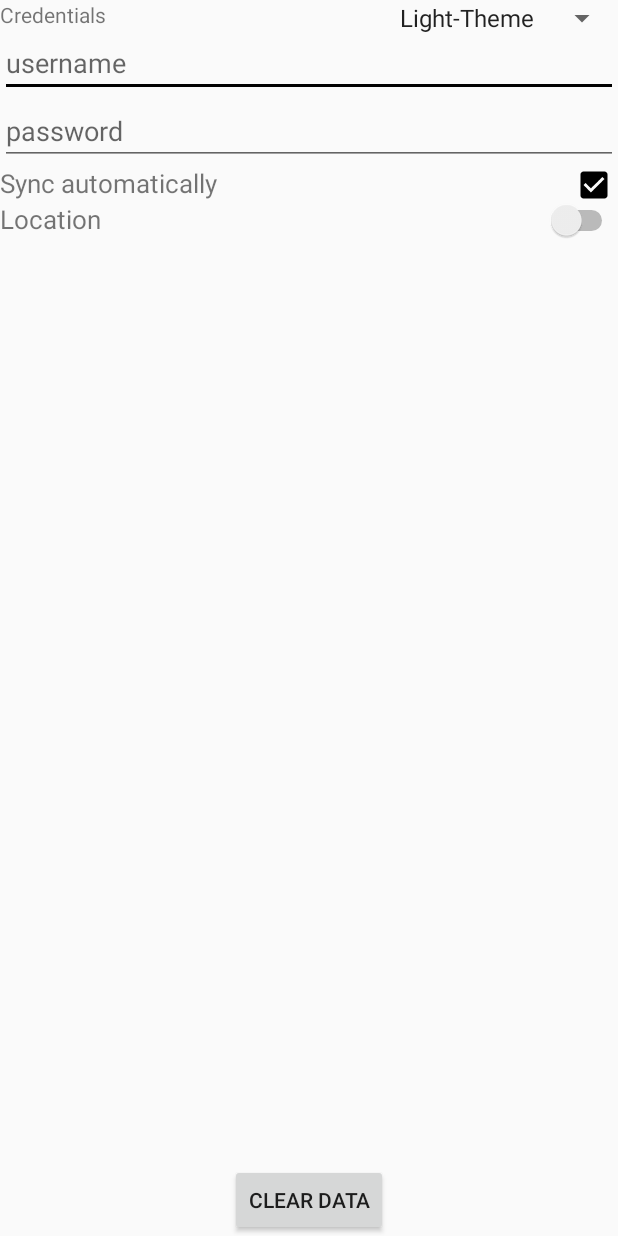
After one commit to mohamedebrahim96/AVAZ, an Android app: the layout activity_settings.xml on its own in the app's theme, with its tools: preview values and no code run, on a phone screen of 412 x 824 dp. The commit adds this screen. Run offline under Robolectric (Android 15) with nearby library versions, the phone set to English and light mode, and no system bars.

Commit message:
Light Theme Dark theme

```diff
--- a/app/src/main/AndroidManifest.xml
+++ b/app/src/main/AndroidManifest.xml
@@ -17,6 +17,7 @@
                 <category android:name="android.intent.category.LAUNCHER" />
             </intent-filter>
         </activity>
+        <activity android:name=".Activities.SettingsActivity"/>
     </application>
 
 </manifest>
--- a/app/src/main/java/com/vacuum/avaz/app.kt
+++ b/app/src/main/java/com/vacuum/avaz/app.kt
@@ -8,7 +8,7 @@ class App : Application() {
     override fun onCreate() {
         super.onCreate()
         CalligraphyConfig.initDefault(CalligraphyConfig.Builder()
-                .setDefaultFontPath("fonts/imperial.ttf")
+                .setDefaultFontPath("fonts/airbnb.ttf")
                 .setFontAttrId(R.attr.fontPath)
                 .build()
         )
--- /dev/null
+++ b/app/src/main/res/layout/activity_settings.xml
@@ -0,0 +1,87 @@
+<RelativeLayout xmlns:android="http://schemas.android.com/apk/res/android"
+    xmlns:tools="http://schemas.android.com/tools"
+    android:layout_width="match_parent"
+    android:layout_height="match_parent" >
+
+
+    <Spinner
+        android:id="@+id/spThemes"
+        android:layout_width="wrap_content"
+        android:layout_height="wrap_content"
+        android:layout_alignParentRight="true"
+        android:entries="@array/theme_array"
+        android:spinnerMode="dropdown" />
+
+    <RelativeLayout
+        android:id="@+id/rlCredentials"
+        android:layout_width="wrap_content"
+        android:layout_height="wrap_content">
+
+        <TextView
+            android:id="@+id/tvCredentials"
+            android:layout_width="wrap_content"
+            android:layout_height="wrap_content"
+            android:text="@string/settings_text_credentials" />
+
+        <EditText
+            android:id="@+id/tvUsername"
+            android:layout_width="match_parent"
+            android:layout_height="wrap_content"
+            android:layout_below="@+id/tvCredentials"
+            android:hint="@string/settings_text_username_hint"
+            android:inputType="text"
+            android:lines="1" />
+
+        <EditText
+            android:id="@+id/tvpassword"
+            android:layout_width="match_parent"
+            android:layout_height="wrap_content"
+            android:layout_below="@+id/tvUsername"
+            android:hint="@string/settings_text_password_hint"
+            android:inputType="textPassword"
+            android:lines="1" />
+    </RelativeLayout>
+
+    <TextView
+        android:id="@+id/tvSync"
+        android:layout_width="wrap_content"
+        android:layout_height="wrap_content"
+        android:layout_below="@+id/rlCredentials"
+        android:text="@string/settings_text_sync_automatically"
+        android:textSize="17sp" />
+
+    <CheckBox
+        android:id="@+id/checkbox_sync_automatically"
+        android:layout_width="wrap_content"
+        android:layout_height="wrap_content"
+        android:layout_alignBaseline="@+id/tvSync"
+        android:layout_alignParentRight="true"
+        android:checked="true" />
+
+    <TextView
+        android:id="@+id/tvLocation"
+        android:layout_width="wrap_content"
+        android:layout_height="wrap_content"
+        android:layout_below="@+id/tvSync"
+        android:text="@string/settings_text_location"
+        android:textSize="17sp" />
+
+    <Switch
+        android:id="@+id/toggle_google"
+        android:layout_width="wrap_content"
+        android:layout_height="wrap_content"
+        android:layout_alignBaseline="@+id/tvLocation"
+        android:layout_alignParentRight="true"
+        android:layout_toRightOf="@+id/tvLocation"
+        android:textOff="@string/settings_text_state_off"
+        android:textOn="@string/settings_text_state_on" />
+
+    <Button
+        android:id="@+id/btnClearData"
+        android:layout_width="wrap_content"
+        android:layout_height="wrap_content"
+        android:layout_alignParentBottom="true"
+        android:layout_centerHorizontal="true"
+        android:text="@string/settings_text_clear_data" />
+
+</RelativeLayout>
--- a/app/src/main/res/values/colors.xml
+++ b/app/src/main/res/values/colors.xml
@@ -6,5 +6,6 @@
     <color name="white">#fff</color>
     <color name="black">#000</color>
     <color name="grey">#a3a5a5a5</color>
+    <color name="blue">#001bb2</color>
 
 </resources>
--- a/app/src/main/res/values/strings.xml
+++ b/app/src/main/res/values/strings.xml
@@ -4,4 +4,17 @@
     <string name="navigation_drawer_open">open</string>
     <string name="navigation_drawer_close">close</string>
 
+    <string name="settings_text_select_theme">Select Theme:</string>
+    <string name="settings_text_credentials">Credentials</string>
+    <string name="settings_text_username_hint">username</string>
+    <string name="settings_text_password_hint">password</string>
+    <string name="settings_text_sync_automatically">Sync automatically</string>
+    <string name="settings_text_location">Location</string>
+    <string name="settings_text_state_on">On</string>
+    <string name="settings_text_state_off">Off</string>
+    <string name="settings_text_clear_data">Clear Data</string>
+    <string-array name="theme_array">
+        <item>Light-Theme</item>
+        <item>Dark-Theme</item>
+    </string-array>
 </resources>
```
Also changed, not shown: app/src/main/java/com/vacuum/avaz/Activities/SettingsActivity.kt (added, +48 -0 lines), app/src/main/java/com/vacuum/avaz/MainActivity.kt (+8 -1 lines), app/src/main/java/com/vacuum/avaz/Utils/ThemeApplication.kt (added, +11 -0 lines), app/src/main/java/com/vacuum/avaz/Utils/Utility.kt (added, +30 -0 lines), app/src/main/res/layout/article_list_item.xml (+14 -15 lines), app/src/main/res/layout/fragment_first.xml (+7 -4 lines), app/src/main/res/values/attrs.xml (added, +12 -0 lines), app/src/main/res/values/styles.xml (+37 -1 lines), app/src/main/res/values/themes.xml (added, +32 -0 lines).
